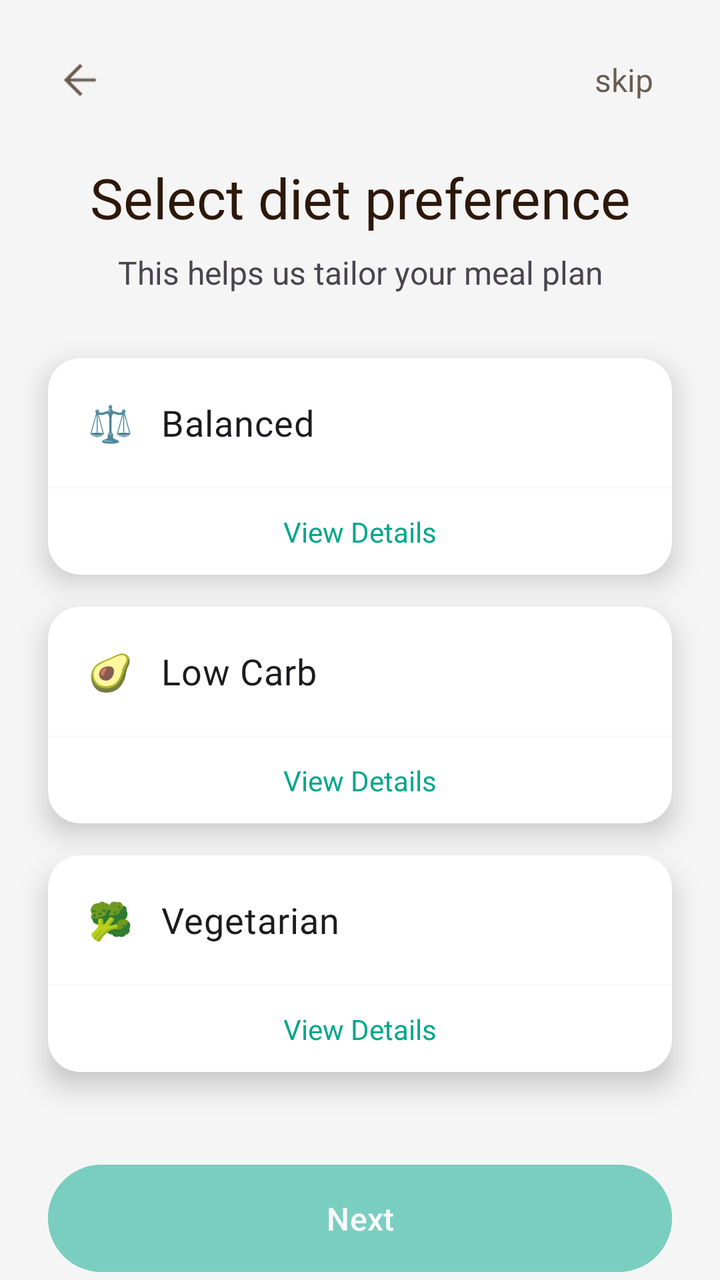
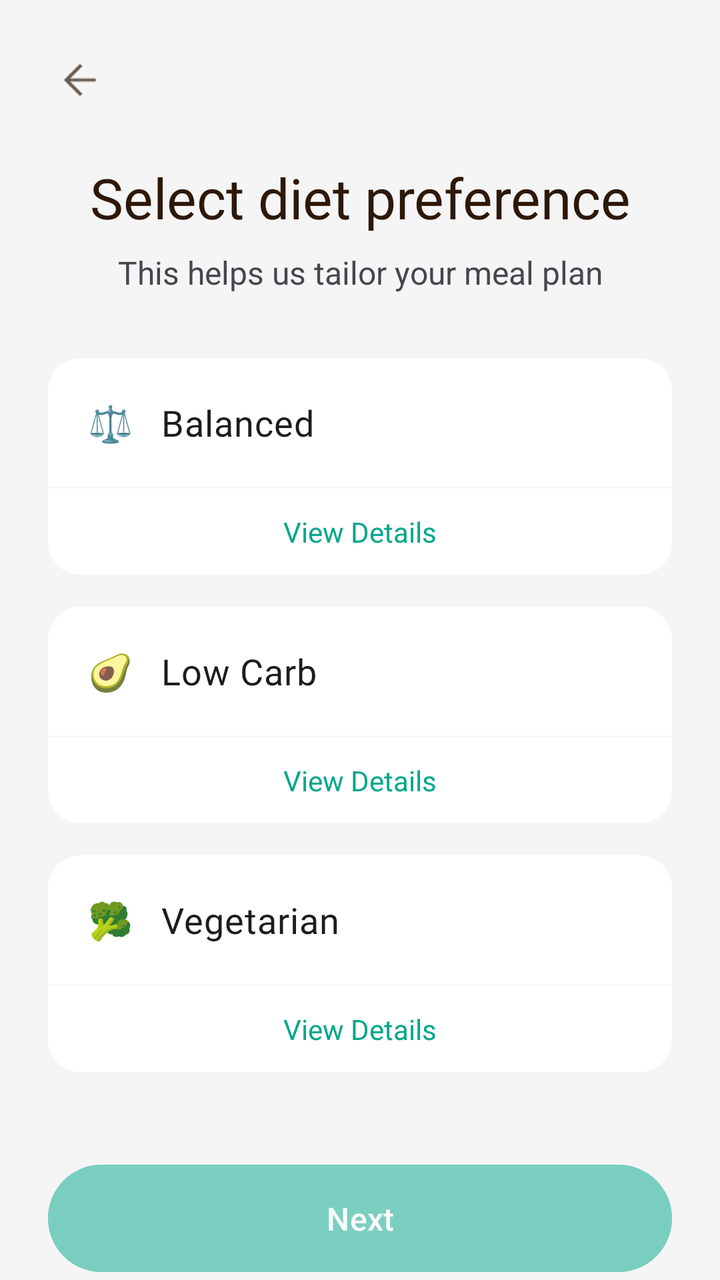

An Android layout rendered at two revisions. The XML below is the earlier revision; the diff shows what the commit changed to produce the second picture.
<!-- AndroidManifest.xml: application theme Theme.Nutriority -->
<!-- res/layout/fragment_fourth_screen.xml -->
<?xml version="1.0" encoding="utf-8"?>
<androidx.constraintlayout.widget.ConstraintLayout xmlns:android="http://schemas.android.com/apk/res/android"
    xmlns:app="http://schemas.android.com/apk/res-auto"
    xmlns:tools="http://schemas.android.com/tools"
    android:layout_width="match_parent"
    android:layout_height="match_parent"
    android:background="@android:color/transparent"
    tools:context=".onboarding.screens.FourthScreen">

    <ImageView
        android:id="@+id/backButton"
        android:layout_width="32dp"
        android:layout_height="32dp"
        android:layout_marginStart="24dp"
        android:alpha="0.7"
        android:clickable="true"
        android:contentDescription="action_back"
        android:focusable="true"
        android:padding="4dp"
        android:src="@drawable/ic_arrow_back"
        app:layout_constraintBottom_toTopOf="@+id/titleTextView"
        app:layout_constraintStart_toStartOf="parent"
        app:layout_constraintTop_toTopOf="parent"
        app:tint="@color/dark_gray"
        tools:ignore="TouchTargetSizeCheck" />

    <TextView
        android:id="@+id/skipButton"
        android:layout_width="wrap_content"
        android:layout_height="32dp"
        android:layout_marginEnd="24dp"
        android:alpha="0.7"
        android:clickable="true"
        android:focusable="true"
        android:gravity="center"
        android:minWidth="48dp"
        android:paddingHorizontal="8dp"
        android:text="skip"
        android:textColor="@color/dark_gray"
        android:textSize="16sp"
        app:layout_constraintBottom_toBottomOf="@+id/backButton"
        app:layout_constraintEnd_toEndOf="parent"
        app:layout_constraintTop_toTopOf="@+id/backButton"
        tools:ignore="TouchTargetSizeCheck" />

    <TextView
        android:id="@+id/titleTextView"
        android:layout_width="0dp"
        android:layout_height="wrap_content"
        android:layout_marginHorizontal="24dp"
        android:layout_marginTop="80dp"
        android:fontFamily="@font/barlow_bold"
        android:gravity="center_horizontal"
        android:text="Select diet preference"
        android:textColor="@color/dark_gray"
        android:textSize="28sp"
        app:layout_constraintEnd_toEndOf="parent"
        app:layout_constraintStart_toStartOf="parent"
        app:layout_constraintTop_toTopOf="parent" />

    <TextView
        android:id="@+id/subtitleTextView"
        android:layout_width="0dp"
        android:layout_height="wrap_content"
        android:layout_marginTop="8dp"
        android:gravity="center_horizontal"
        android:text="This helps us tailor your meal plan"
        android:textSize="16sp"
        app:layout_constraintEnd_toEndOf="@id/titleTextView"
        app:layout_constraintStart_toStartOf="@id/titleTextView"
        app:layout_constraintTop_toBottomOf="@id/titleTextView" />

    <ScrollView
        android:layout_width="0dp"
        android:layout_height="0dp"
        android:layout_marginTop="24dp"
        android:layout_marginBottom="16dp"
        android:fillViewport="true"
        android:scrollbars="none"
        app:layout_constraintTop_toBottomOf="@id/subtitleTextView"
        app:layout_constraintBottom_toTopOf="@id/nextButton"
        app:layout_constraintStart_toStartOf="parent"
        app:layout_constraintEnd_toEndOf="parent">

        <RadioGroup
            android:id="@+id/dietPreferenceRadioGroup"
            android:layout_width="match_parent"
            android:layout_height="wrap_content"
            android:orientation="vertical">

            <com.google.android.material.card.MaterialCardView
                android:id="@+id/balancedCard"
                android:layout_width="match_parent"
                android:layout_height="wrap_content"
                android:layout_marginHorizontal="24dp"
                android:layout_marginVertical="8dp"
                android:checkable="true"
                android:clickable="true"
                android:focusable="true"
                app:cardBackgroundColor="@android:color/white"
                app:cardCornerRadius="16dp"
                app:cardElevation="8dp"
                app:strokeColor="@color/card_border_color"
                app:strokeWidth="2dp">

                <androidx.constraintlayout.widget.ConstraintLayout
                    android:layout_width="match_parent"
                    android:layout_height="wrap_content">

                    <RadioButton
                        android:id="@+id/radioBalanced"
                        android:layout_width="0dp"
                        android:layout_height="wrap_content"
                        android:background="@null"
                        android:button="@null"
                        android:clickable="false"
                        android:fontFamily="@font/barlow_semibold"
                        android:padding="20dp"
                        android:text="⚖️   Balanced"
                        android:textSize="18sp"
                        app:layout_constraintTop_toTopOf="parent"
                        app:layout_constraintStart_toStartOf="parent"
                        app:layout_constraintEnd_toEndOf="parent"/>

                    <View
                        android:id="@+id/divider1"
                        android:layout_width="0dp"
                        android:layout_height="1dp"
                        android:background="?android:attr/listDivider"
                        android:alpha="0.2"
                        app:layout_constraintTop_toBottomOf="@id/radioBalanced"
                        app:layout_constraintStart_toStartOf="parent"
                        app:layout_constraintEnd_toEndOf="parent"/>

                    <TextView
                        android:id="@+id/detailsBalanced"
                        android:layout_width="0dp"
                        android:layout_height="wrap_content"
                        android:text="View Details"
                        android:textSize="14sp"
                        android:textColor="@color/green"
                        android:gravity="center"
                        android:padding="12dp"
                        android:clickable="true"
                        android:focusable="true"
                        android:background="?attr/selectableItemBackground"
                        app:layout_constraintTop_toBottomOf="@id/divider1"
                        app:layout_constraintBottom_toBottomOf="parent"
                        app:layout_constraintStart_toStartOf="parent"
                        app:layout_constraintEnd_toEndOf="parent"/>

                </androidx.constraintlayout.widget.ConstraintLayout>

            </com.google.android.material.card.MaterialCardView>

            <com.google.android.material.card.MaterialCardView
                android:id="@+id/lowCarbCard"
                android:layout_width="match_parent"
                android:layout_height="wrap_content"
                android:layout_marginHorizontal="24dp"
                android:layout_marginVertical="8dp"
                android:checkable="true"
                android:clickable="true"
                android:focusable="true"
                app:cardBackgroundColor="@android:color/white"
                app:cardCornerRadius="16dp"
                app:cardElevation="8dp"
                app:strokeColor="@color/card_border_color"
                app:strokeWidth="2dp">

                <androidx.constraintlayout.widget.ConstraintLayout
                    android:layout_width="match_parent"
                    android:layout_height="wrap_content">

                    <RadioButton
                        android:id="@+id/radioLowCarb"
                        android:layout_width="0dp"
                        android:layout_height="wrap_content"
                        android:background="@null"
                        android:button="@null"
                        android:clickable="false"
                        android:fontFamily="@font/barlow_semibold"
                        android:padding="20dp"
                        android:text="🥑   Low Carb"
                        android:textSize="18sp"
                        app:layout_constraintTop_toTopOf="parent"
                        app:layout_constraintStart_toStartOf="parent"
                        app:layout_constraintEnd_toEndOf="parent"/>

                    <View
                        android:id="@+id/divider2"
                        android:layout_width="0dp"
                        android:layout_height="1dp"
                        android:background="?android:attr/listDivider"
                        android:alpha="0.2"
                        app:layout_constraintTop_toBottomOf="@id/radioLowCarb"
                        app:layout_constraintStart_toStartOf="parent"
                        app:layout_constraintEnd_toEndOf="parent"/>

                    <TextView
                        android:id="@+id/detailsLowCarb"
                        android:layout_width="0dp"
                        android:layout_height="wrap_content"
                        android:text="View Details"
                        android:textSize="14sp"
                        android:textColor="@color/green"
                        android:gravity="center"
                        android:padding="12dp"
                        android:clickable="true"
                        android:focusable="true"
                        android:background="?attr/selectableItemBackground"
                        app:layout_constraintTop_toBottomOf="@id/divider2"
                        app:layout_constraintBottom_toBottomOf="parent"
                        app:layout_constraintStart_toStartOf="parent"
                        app:layout_constraintEnd_toEndOf="parent"/>

                </androidx.constraintlayout.widget.ConstraintLayout>

            </com.google.android.material.card.MaterialCardView>

            <com.google.android.material.card.MaterialCardView
                android:id="@+id/vegetarianCard"
                android:layout_width="match_parent"
                android:layout_height="wrap_content"
                android:layout_marginHorizontal="24dp"
                android:layout_marginVertical="8dp"
                android:checkable="true"
                android:clickable="true"
                android:focusable="true"
                app:cardBackgroundColor="@android:color/white"
                app:cardCornerRadius="16dp"
                app:cardElevation="8dp"
                app:strokeColor="@color/card_border_color"
                app:strokeWidth="2dp">

                <androidx.constraintlayout.widget.ConstraintLayout
                    android:layout_width="match_parent"
                    android:layout_height="wrap_content">

                    <RadioButton
                        android:id="@+id/radioVegetarian"
                        android:layout_width="0dp"
                        android:layout_height="wrap_content"
                        android:background="@null"
                        android:button="@null"
                        android:clickable="false"
                        android:fontFamily="@font/barlow_semibold"
                        android:padding="20dp"
                        android:text="🥦   Vegetarian"
                        android:textSize="18sp"
                        app:layout_constraintTop_toTopOf="parent"
                        app:layout_constraintStart_toStartOf="parent"
                        app:layout_constraintEnd_toEndOf="parent"/>

                    <View
                        android:id="@+id/divider3"
                        android:layout_width="0dp"
                        android:layout_height="1dp"
                        android:background="?android:attr/listDivider"
                        android:alpha="0.2"
                        app:layout_constraintTop_toBottomOf="@id/radioVegetarian"
                        app:layout_constraintStart_toStartOf="parent"
                        app:layout_constraintEnd_toEndOf="parent"/>

                    <TextView
                        android:id="@+id/detailsVegetarian"
                        android:layout_width="0dp"
                        android:layout_height="wrap_content"
                        android:text="View Details"
                        android:textSize="14sp"
                        android:textColor="@color/green"
                        android:gravity="center"
                        android:padding="12dp"
                        android:clickable="true"
                        android:focusable="true"
                        android:background="?attr/selectableItemBackground"
                        app:layout_constraintTop_toBottomOf="@id/divider3"
                        app:layout_constraintBottom_toBottomOf="parent"
                        app:layout_constraintStart_toStartOf="parent"
                        app:layout_constraintEnd_toEndOf="parent"/>

                </androidx.constraintlayout.widget.ConstraintLayout>

            </com.google.android.material.card.MaterialCardView>

        </RadioGroup>
    </ScrollView>

    <Button
        android:id="@+id/nextButton"
        style="@style/Widget.Material3.Button"
        android:layout_width="0dp"
        android:layout_height="wrap_content"
        android:layout_marginHorizontal="24dp"
        android:alpha="0.5"
        android:backgroundTint="@color/green"
        android:enabled="false"
        android:paddingVertical="16dp"
        android:text="@string/action_next"
        android:textColor="@color/white"
        android:textSize="16sp"
        app:layout_constraintBottom_toBottomOf="parent"
        app:layout_constraintEnd_toEndOf="parent"
        app:layout_constraintStart_toStartOf="parent" />

</androidx.constraintlayout.widget.ConstraintLayout>
<!-- resources referenced by this layout -->
<resources>
  <color name="dark_gray">#2d1809</color>
  <color name="green">#00A78B</color>
  <color name="white">#FFFFFFFF</color>
  <!-- drawable ic_arrow_back: png bitmap (drawable, 588 bytes) -->
  <string name="action_next">Next</string>
  <style name="Theme.Nutriority" parent="Base.Theme.Nutriority" />
  <style name="Base.Theme.Nutriority" parent="Theme.Material3.Light.NoActionBar">
          <item name="android:windowBackground">#F5F5F5</item>
          <item name="android:windowDrawsSystemBarBackgrounds">true</item>
          <item name="android:statusBarColor">@android:color/transparent</item>
          <item name="android:windowLightStatusBar">true</item>
          <item name="android:navigationBarColor">@android:color/transparent</item>
          <item name="android:windowLightNavigationBar">true</item>
          <item name="android:enforceNavigationBarContrast">false</item>
          <item name="android:windowDrawsSystemBarBackgrounds">true</item>
      </style>
</resources>

<!-- the commit's change to res/layout/fragment_fourth_screen.xml (unified diff, before → after) -->
@@ -25,25 +25,6 @@
         tools:ignore="TouchTargetSizeCheck" />
 
     <TextView
-        android:id="@+id/skipButton"
-        android:layout_width="wrap_content"
-        android:layout_height="32dp"
-        android:layout_marginEnd="24dp"
-        android:alpha="0.7"
-        android:clickable="true"
-        android:focusable="true"
-        android:gravity="center"
-        android:minWidth="48dp"
-        android:paddingHorizontal="8dp"
-        android:text="skip"
-        android:textColor="@color/dark_gray"
-        android:textSize="16sp"
-        app:layout_constraintBottom_toBottomOf="@+id/backButton"
-        app:layout_constraintEnd_toEndOf="parent"
-        app:layout_constraintTop_toTopOf="@+id/backButton"
-        tools:ignore="TouchTargetSizeCheck" />
-
-    <TextView
         android:id="@+id/titleTextView"
         android:layout_width="0dp"
         android:layout_height="wrap_content"
@@ -99,9 +80,8 @@
                 android:focusable="true"
                 app:cardBackgroundColor="@android:color/white"
                 app:cardCornerRadius="16dp"
-                app:cardElevation="8dp"
-                app:strokeColor="@color/card_border_color"
-                app:strokeWidth="2dp">
+                app:cardElevation="0dp"
+                app:strokeWidth="0dp">
 
                 <androidx.constraintlayout.widget.ConstraintLayout
                     android:layout_width="match_parent"
@@ -164,9 +144,8 @@
                 android:focusable="true"
                 app:cardBackgroundColor="@android:color/white"
                 app:cardCornerRadius="16dp"
-                app:cardElevation="8dp"
-                app:strokeColor="@color/card_border_color"
-                app:strokeWidth="2dp">
+                app:cardElevation="0dp"
+                app:strokeWidth="0dp">
 
                 <androidx.constraintlayout.widget.ConstraintLayout
                     android:layout_width="match_parent"
@@ -229,9 +208,8 @@
                 android:focusable="true"
                 app:cardBackgroundColor="@android:color/white"
                 app:cardCornerRadius="16dp"
-                app:cardElevation="8dp"
-                app:strokeColor="@color/card_border_color"
-                app:strokeWidth="2dp">
+                app:cardElevation="0dp"
+                app:strokeWidth="0dp">
 
                 <androidx.constraintlayout.widget.ConstraintLayout
                     android:layout_width="match_parent"
